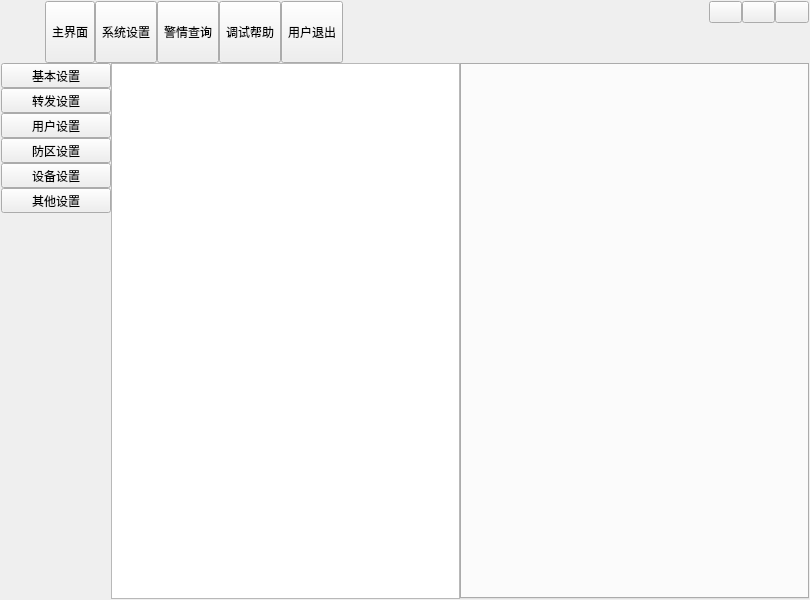
Above: ui/form/frmmain.ui from zhengyeli/debugTool_Window before the change. Below: the same form after it.
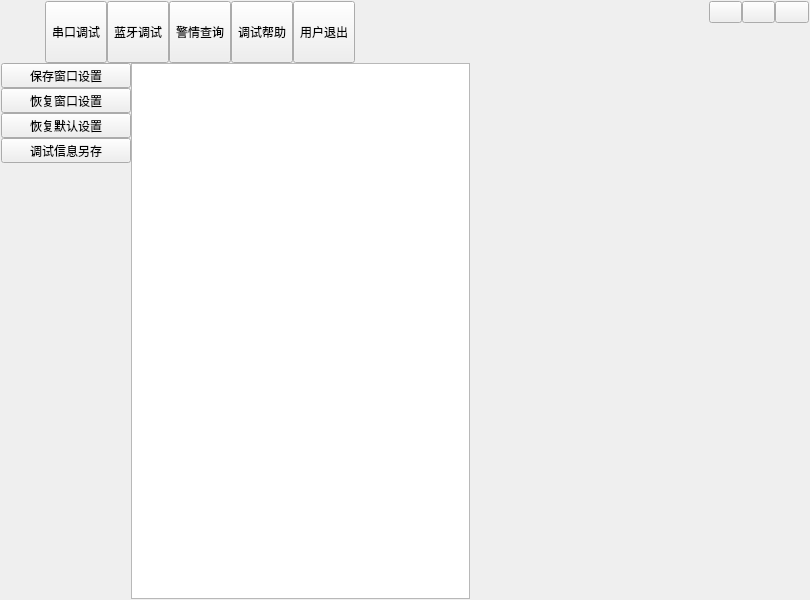
That is the form after the change. Icons and pictures are not drawn.

Commit message: add ui : config my ui with third part ui api

```diff
--- a/ui/form/frmmain.ui
+++ b/ui/form/frmmain.ui
@@ -106,7 +106,7 @@
             </sizepolicy>
            </property>
            <property name="text">
-            <string>主界面</string>
+            <string>串口调试</string>
            </property>
            <property name="icon">
             <iconset resource="../other/main.qrc">
@@ -126,7 +126,7 @@
             </sizepolicy>
            </property>
            <property name="text">
-            <string>系统设置</string>
+            <string>蓝牙调试</string>
            </property>
            <property name="icon">
             <iconset resource="../other/main.qrc">
@@ -474,7 +474,7 @@
         <widget class="QWidget" name="widgetLeftConfig" native="true">
          <property name="maximumSize">
           <size>
-           <width>110</width>
+           <width>130</width>
            <height>16777215</height>
           </size>
          </property>
@@ -511,7 +511,7 @@
              <enum>Qt::LeftToRight</enum>
             </property>
             <property name="text">
-             <string>基本设置</string>
+             <string>保存窗口设置</string>
             </property>
            </widget>
           </item>
@@ -524,7 +524,7 @@
              </sizepolicy>
             </property>
             <property name="text">
-             <string>转发设置</string>
+             <string>恢复窗口设置</string>
             </property>
            </widget>
           </item>
@@ -537,7 +537,7 @@
              </sizepolicy>
             </property>
             <property name="text">
-             <string>用户设置</string>
+             <string>恢复默认设置</string>
             </property>
            </widget>
           </item>
@@ -550,33 +550,7 @@
              </sizepolicy>
             </property>
             <property name="text">
-             <string>防区设置</string>
-            </property>
-           </widget>
-          </item>
-          <item>
-           <widget class="QToolButton" name="tbtnConfig5">
-            <property name="sizePolicy">
-             <sizepolicy hsizetype="Expanding" vsizetype="Fixed">
-              <horstretch>0</horstretch>
-              <verstretch>0</verstretch>
-             </sizepolicy>
-            </property>
-            <property name="text">
-             <string>设备设置</string>
-            </property>
-           </widget>
-          </item>
-          <item>
-           <widget class="QToolButton" name="tbtnConfig6">
-            <property name="sizePolicy">
-             <sizepolicy hsizetype="Expanding" vsizetype="Fixed">
-              <horstretch>0</horstretch>
-              <verstretch>0</verstretch>
-             </sizepolicy>
-            </property>
-            <property name="text">
-             <string>其他设置</string>
+             <string>调试信息另存</string>
             </property>
            </widget>
           </item>
@@ -600,7 +574,7 @@
         <widget class="QTextEdit" name="tetoutput"/>
        </item>
        <item>
-        <widget class="QTabWidget" name="tabWidget"/>
+        <widget class="QStackedWidget" name="stackedWidget_2"/>
        </item>
       </layout>
      </widget>
```
The commit also changes 29 other files.
